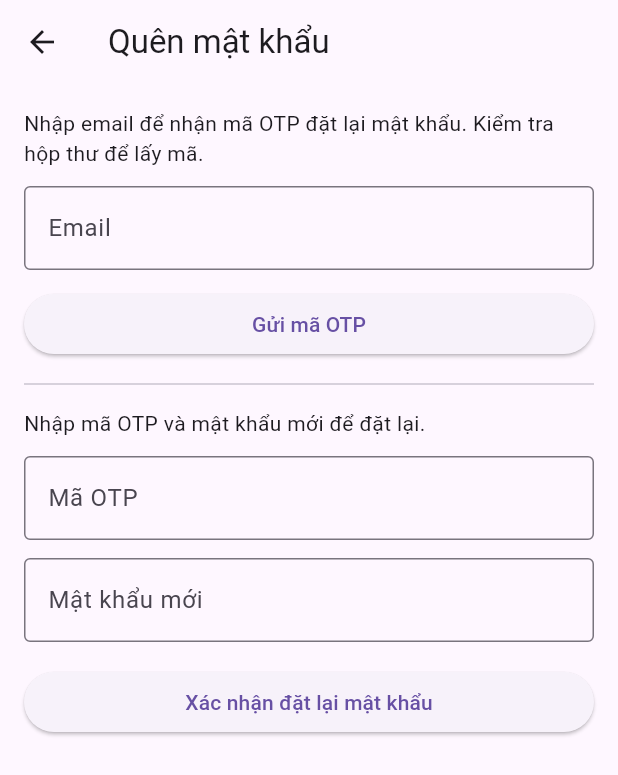
After one commit to FunnyCodeRead/Quan_Ly_Cha_Con, a Flutter app: the ForgotPasswordScreen screen opened directly, on a phone screen of 412 x 824 dp. The commit adds this screen. Shown: the top 775 px of the screen. Run offline on Flutter 3.47's test engine with Material 3 defaults, Android fonts, the phone set to English and light mode, and no system bars; our stand-ins replace cloud_firestore, firebase_auth, firebase_core, firebase_database, flutter_map, flutter_secure_storage and 4 more; missing offline and left inert: encrypt; accounts and stored records are empty.

Commit message:
Add OTP-based password reset flow

```diff
--- /dev/null
+++ b/lib/ui/screens/Auth/forgot_password_screen.dart
@@ -0,0 +1,119 @@
+import 'package:flutter/material.dart';
+import 'package:provider/provider.dart';
+import 'package:quan_ly_cha_con/viewmodel/auth/auth_view_model.dart';
+
+class ForgotPasswordScreen extends StatefulWidget {
+  const ForgotPasswordScreen({super.key});
+
+  @override
+  State<ForgotPasswordScreen> createState() => _ForgotPasswordScreenState();
+}
+
+class _ForgotPasswordScreenState extends State<ForgotPasswordScreen> {
+  final _emailController = TextEditingController();
+  final _otpController = TextEditingController();
+  final _newPasswordController = TextEditingController();
+
+  @override
+  void dispose() {
+    _emailController.dispose();
+    _otpController.dispose();
+    _newPasswordController.dispose();
+    super.dispose();
+  }
+
+  @override
+  Widget build(BuildContext context) {
+    return Scaffold(
+      appBar: AppBar(title: const Text('Quên mật khẩu')),
+      body: Consumer<AuthViewModel>(
+        builder: (context, viewModel, _) {
+          final isLoading = viewModel.resetStatus == AuthStatus.loading;
+
+          return SingleChildScrollView(
+            padding: const EdgeInsets.all(16),
+            child: Column(
+              crossAxisAlignment: CrossAxisAlignment.stretch,
+              children: [
+                const Text(
+                  'Nhập email để nhận mã OTP đặt lại mật khẩu. Kiểm tra hộp thư để lấy mã.',
+                ),
+                const SizedBox(height: 12),
+                TextField(
+                  controller: _emailController,
+                  decoration: const InputDecoration(
+                    labelText: 'Email',
+                    border: OutlineInputBorder(),
+                  ),
+                  keyboardType: TextInputType.emailAddress,
+                ),
+                const SizedBox(height: 12),
+                ElevatedButton(
+                  onPressed: isLoading
+                      ? null
+                      : () async {
+                          await viewModel.sendResetOtp(_emailController.text);
+                          if (viewModel.resetStatus == AuthStatus.success) {
+                            ScaffoldMessenger.of(context).showSnackBar(
+                              SnackBar(content: Text(viewModel.resetMessage)),
+                            );
+                          } else if (viewModel.resetStatus ==
+                              AuthStatus.error) {
+                            ScaffoldMessenger.of(context).showSnackBar(
+                              SnackBar(content: Text(viewModel.resetErrorMessage)),
+                            );
+                          }
+                        },
+                  child: const Text('Gửi mã OTP'),
+                ),
+                const Divider(height: 32),
+                const Text('Nhập mã OTP và mật khẩu mới để đặt lại.'),
+                const SizedBox(height: 12),
+                TextField(
+                  controller: _otpController,
+                  decoration: const InputDecoration(
+                    labelText: 'Mã OTP',
+                    border: OutlineInputBorder(),
+                  ),
+                ),
+                const SizedBox(height: 12),
+                TextField(
+                  controller: _newPasswordController,
+                  decoration: const InputDecoration(
+                    labelText: 'Mật khẩu mới',
+                    border: OutlineInputBorder(),
+                  ),
+                  obscureText: true,
+                ),
+                const SizedBox(height: 16),
+                if (isLoading) const Center(child: CircularProgressIndicator()),
+                if (!isLoading)
+                  ElevatedButton(
+                    onPressed: () async {
+                      await viewModel.confirmPasswordReset(
+                        otpCode: _otpController.text,
+                        newPassword: _newPasswordController.text,
+                        email: _emailController.text,
+                      );
+
+                      if (viewModel.resetStatus == AuthStatus.success) {
+                        ScaffoldMessenger.of(context).showSnackBar(
+                          SnackBar(content: Text(viewModel.resetMessage)),
+                        );
+                        if (mounted) Navigator.of(context).pop();
+                      } else if (viewModel.resetStatus == AuthStatus.error) {
+                        ScaffoldMessenger.of(context).showSnackBar(
+                          SnackBar(content: Text(viewModel.resetErrorMessage)),
+                        );
+                      }
+                    },
+                    child: const Text('Xác nhận đặt lại mật khẩu'),
+                  ),
+              ],
+            ),
+          );
+        },
+      ),
+    );
+  }
+}
--- a/lib/viewmodel/auth/auth_view_model.dart
+++ b/lib/viewmodel/auth/auth_view_model.dart
@@ -15,6 +15,11 @@ class AuthViewModel extends ChangeNotifier {
   User? _parentUser;
 
   String _errorMessage = '';
+  String _resetMessage = '';
+  String _resetErrorMessage = '';
+  AuthStatus _resetStatus = AuthStatus.initial;
+
+  String _lastResetEmail = '';
 
   AuthViewModel({
     required AuthRepository authRepository,
@@ -29,6 +34,8 @@ class AuthViewModel extends ChangeNotifier {
   User? get parentUser => _parentUser;
 
   String get errorMessage => _errorMessage;
+  String get resetMessage => _resetMessage;
+  String get resetErrorMessage => _resetErrorMessage;
 
   bool get isLoggedIn => _currentUser != null;
   bool get isParent => _currentUser?.role == 'cha';
@@ -40,6 +47,9 @@ class AuthViewModel extends ChangeNotifier {
   /// Quyền premium chia sẻ cho cả cha và con (nếu cha đã nâng cấp)
   bool get hasSharedPremium =>
       (_currentUser?.isPremium ?? false) || (_parentUser?.isPremium ?? false);
+
+  AuthStatus get resetStatus => _resetStatus;
+  String get lastResetEmail => _lastResetEmail;
 
   // ================= AUTH =================
   Future<void> register({
@@ -161,6 +171,57 @@ class AuthViewModel extends ChangeNotifier {
     }
   }
 
+  // ================= RESET PASSWORD =================
+  Future<void> sendResetOtp(String email) async {
+    _setResetStatus(AuthStatus.loading);
+    _resetErrorMessage = '';
+    _resetMessage = '';
+
+    try {
+      if (email.isEmpty) {
+        throw Exception('Vui lòng nhập email');
+      }
+
+      await _authRepository.sendPasswordResetOtp(email);
+      _lastResetEmail = email;
+      _resetMessage =
+          'Đã gửi mã OTP đặt lại mật khẩu tới email. Vui lòng kiểm tra hộp thư.';
+      _setResetStatus(AuthStatus.success);
+    } catch (e) {
+      _setResetError(e.toString());
+    }
+  }
+
+  Future<void> confirmPasswordReset({
+    required String otpCode,
+    required String newPassword,
+    String? email,
+  }) async {
+    _setResetStatus(AuthStatus.loading);
+    _resetErrorMessage = '';
+    _resetMessage = '';
+
+    try {
+      if (otpCode.isEmpty || newPassword.isEmpty) {
+        throw Exception('Vui lòng nhập đầy đủ mã OTP và mật khẩu mới');
+      }
+      if (newPassword.length < 6) {
+        throw Exception('Mật khẩu mới phải ít nhất 6 ký tự');
+      }
+
+      await _authRepository.confirmPasswordReset(
+        otpCode: otpCode,
+        newPassword: newPassword,
+      );
+
+      _resetMessage =
+          'Đặt lại mật khẩu thành công. Bạn có thể đăng nhập với mật khẩu mới.';
+      _setResetStatus(AuthStatus.success);
+    } catch (e) {
+      _setResetError(e.toString());
+    }
+  }
+
   // ================= CHILDREN =================
   Future<void> createChildAccount({
     required String name,
@@ -256,6 +317,13 @@ class AuthViewModel extends ChangeNotifier {
     notifyListeners();
   }
 
+  void clearResetState() {
+    _resetMessage = '';
+    _resetErrorMessage = '';
+    _resetStatus = AuthStatus.initial;
+    notifyListeners();
+  }
+
   void _setStatus(AuthStatus status) {
     _status = status;
     notifyListeners();
@@ -266,4 +334,15 @@ class AuthViewModel extends ChangeNotifier {
     _status = AuthStatus.error;
     notifyListeners();
   }
+
+  void _setResetStatus(AuthStatus status) {
+    _resetStatus = status;
+    notifyListeners();
+  }
+
+  void _setResetError(String message) {
+    _resetErrorMessage = message;
+    _resetStatus = AuthStatus.error;
+    notifyListeners();
+  }
 }
```
Also changed, not shown: lib/repositories/athu/auth_repository.dart (+35 -0 lines), lib/ui/screens/Auth/login_screen.dart (+12 -1 lines).
